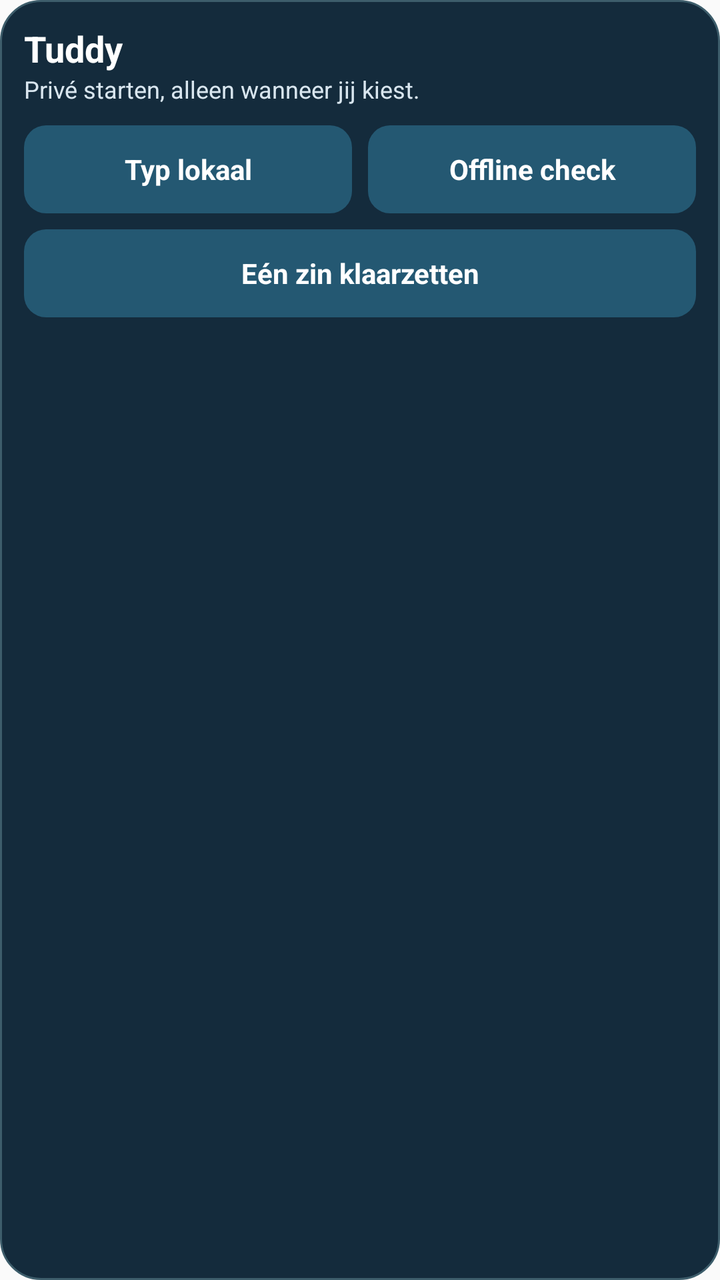
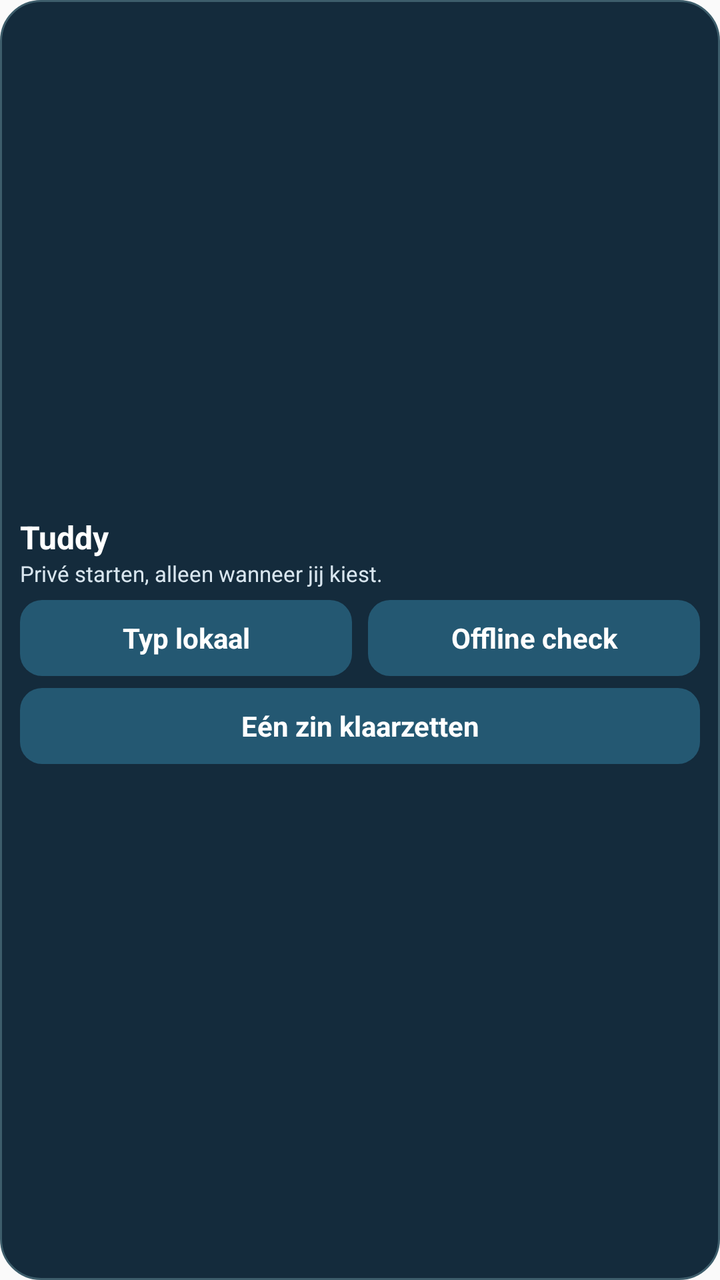

An Android layout rendered at two revisions. The XML below is the earlier revision; the diff shows what the commit changed to produce the second picture.
<!-- AndroidManifest.xml: application theme android:Theme.Material.Light.NoActionBar -->
<!-- res/layout/tuddy_quick_actions_widget.xml -->
<?xml version="1.0" encoding="utf-8"?>
<LinearLayout xmlns:android="http://schemas.android.com/apk/res/android"
    android:layout_width="match_parent"
    android:layout_height="match_parent"
    android:orientation="vertical"
    android:padding="12dp"
    android:background="@drawable/tuddy_widget_panel">

    <TextView
        android:layout_width="match_parent"
        android:layout_height="wrap_content"
        android:text="@string/tuddy_widget_title"
        android:textStyle="bold"
        android:textSize="18sp"
        android:textColor="#FFFFFF"/>

    <TextView
        android:layout_width="match_parent"
        android:layout_height="wrap_content"
        android:layout_marginBottom="10dp"
        android:text="@string/tuddy_widget_subtitle"
        android:textSize="12sp"
        android:maxLines="1"
        android:ellipsize="end"
        android:textColor="#D9E6EF"/>

    <LinearLayout
        android:layout_width="match_parent"
        android:layout_height="wrap_content"
        android:orientation="horizontal">

        <TextView
            android:id="@+id/tuddy_widget_type"
            android:layout_width="0dp"
            android:layout_height="44dp"
            android:layout_weight="1"
            android:layout_marginEnd="4dp"
            android:gravity="center"
            android:background="@drawable/tuddy_widget_action"
            android:text="@string/tuddy_widget_type"
            android:textColor="#FFFFFF"
            android:textStyle="bold"
            android:textSize="14sp"/>

        <TextView
            android:id="@+id/tuddy_widget_check"
            android:layout_width="0dp"
            android:layout_height="44dp"
            android:layout_weight="1"
            android:layout_marginStart="4dp"
            android:gravity="center"
            android:background="@drawable/tuddy_widget_action"
            android:text="@string/tuddy_widget_check"
            android:textColor="#FFFFFF"
            android:textStyle="bold"
            android:textSize="14sp"/>
    </LinearLayout>

    <TextView
        android:id="@+id/tuddy_widget_sentence"
        android:layout_width="match_parent"
        android:layout_height="44dp"
        android:layout_marginTop="8dp"
        android:gravity="center"
        android:background="@drawable/tuddy_widget_action"
        android:text="@string/tuddy_widget_sentence"
        android:textColor="#FFFFFF"
        android:textStyle="bold"
        android:textSize="14sp"/>
</LinearLayout>
<!-- resources referenced by this layout -->
<resources>
  <!-- drawable tuddy_widget_action (drawable) -->
  <?xml version="1.0" encoding="utf-8"?>
  <shape xmlns:android="http://schemas.android.com/apk/res/android">
      <solid android:color="#245872"/>
      <corners android:radius="11dp"/>
  </shape>
  <!-- drawable tuddy_widget_panel (drawable) -->
  <?xml version="1.0" encoding="utf-8"?>
  <shape xmlns:android="http://schemas.android.com/apk/res/android">
      <solid android:color="#142B3C"/>
      <corners android:radius="20dp"/>
      <stroke android:width="1dp" android:color="#3D5D6B"/>
  </shape>
  <string name="tuddy_widget_check">Offline check</string>
  <string name="tuddy_widget_sentence">Eén zin klaarzetten</string>
  <string name="tuddy_widget_subtitle">Privé starten, alleen wanneer jij kiest.</string>
  <string name="tuddy_widget_title">Tuddy</string>
  <string name="tuddy_widget_type">Typ lokaal</string>
</resources>

<!-- the commit's change to res/layout/tuddy_quick_actions_widget.xml (unified diff, before → after) -->
@@ -3,7 +3,8 @@
     android:layout_width="match_parent"
     android:layout_height="match_parent"
     android:orientation="vertical"
-    android:padding="12dp"
+    android:padding="10dp"
+    android:gravity="center_vertical"
     android:background="@drawable/tuddy_widget_panel">
 
     <TextView
@@ -11,15 +12,15 @@
         android:layout_height="wrap_content"
         android:text="@string/tuddy_widget_title"
         android:textStyle="bold"
-        android:textSize="18sp"
+        android:textSize="16sp"
         android:textColor="#FFFFFF"/>
 
     <TextView
         android:layout_width="match_parent"
         android:layout_height="wrap_content"
-        android:layout_marginBottom="10dp"
+        android:layout_marginBottom="6dp"
         android:text="@string/tuddy_widget_subtitle"
-        android:textSize="12sp"
+        android:textSize="11sp"
         android:maxLines="1"
         android:ellipsize="end"
         android:textColor="#D9E6EF"/>
@@ -31,36 +32,43 @@
 
         <TextView
             android:id="@+id/tuddy_widget_type"
+            android:contentDescription="@string/tuddy_widget_type"
             android:layout_width="0dp"
-            android:layout_height="44dp"
+            android:layout_height="38dp"
             android:layout_weight="1"
             android:layout_marginEnd="4dp"
             android:gravity="center"
             android:background="@drawable/tuddy_widget_action"
             android:text="@string/tuddy_widget_type"
             android:textColor="#FFFFFF"
+            android:maxLines="1"
+            android:ellipsize="end"
             android:textStyle="bold"
             android:textSize="14sp"/>
 
         <TextView
             android:id="@+id/tuddy_widget_check"
+            android:contentDescription="@string/tuddy_widget_check"
             android:layout_width="0dp"
-            android:layout_height="44dp"
+            android:layout_height="38dp"
             android:layout_weight="1"
             android:layout_marginStart="4dp"
             android:gravity="center"
             android:background="@drawable/tuddy_widget_action"
             android:text="@string/tuddy_widget_check"
             android:textColor="#FFFFFF"
+            android:maxLines="1"
+            android:ellipsize="end"
             android:textStyle="bold"
             android:textSize="14sp"/>
     </LinearLayout>
 
     <TextView
         android:id="@+id/tuddy_widget_sentence"
+        android:contentDescription="@string/tuddy_widget_sentence"
         android:layout_width="match_parent"
-        android:layout_height="44dp"
-        android:layout_marginTop="8dp"
+        android:layout_height="38dp"
+        android:layout_marginTop="6dp"
         android:gravity="center"
         android:background="@drawable/tuddy_widget_action"
         android:text="@string/tuddy_widget_sentence"
